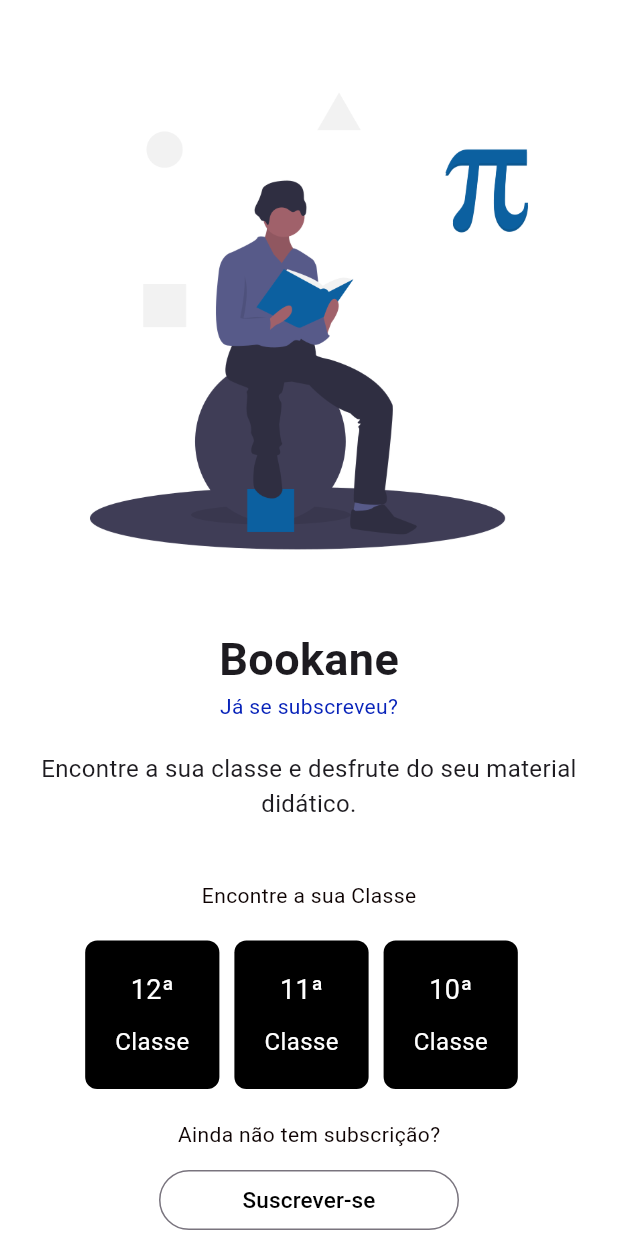
After one commit to Tomasiagit/Bookane_code, a Flutter app: the OverViewPage screen opened by its route, on a phone screen of 412 x 824 dp. The commit adds this screen. Run offline on Flutter 3.47's test engine with Material 3 defaults, Android fonts, the phone set to English and light mode, and no system bars; our stand-ins replace cached_network_image, cloud_firestore, firebase_auth, firebase_core, firebase_database, flutter_cache_manager and 3 more; missing offline and left inert: encrypt, pointycastle, syncfusion_flutter_pdfviewer; accounts and stored records are empty; Roboto replaces fonts that are missing (Poppins).

Commit message:
new view

```diff
--- a/lib/api_controller/base_api_url.dart
+++ b/lib/api_controller/base_api_url.dart
@@ -8,9 +8,9 @@
   static const loginApiUrl = '$_baseApiUrl/login';
   static const cadastrarUserApiUrl = '$_baseApiUrl/users';
   static const visualizarUserApiUrl = '$_baseApiUrl/users';
-  static const apagarUserApiUrl = '$_baseApiUrl/users';
-  static const editarUserApiUrl = '$_baseApiUrl/users';
-  static const infoEstudanteApiUrl = '$_baseApiUrl/auth/me';
+ // static const apagarUserApiUrl = '$_baseApiUrl/users';
+ // static const editarUserApiUrl = '$_baseApiUrl/users';
+  static const dataUserApiUrl = '$_baseApiUrl/api/me';
   //_____________________Livro_Api______________________//
   static const mostrarLivrosApiUrl = '$_baseApiUrl/books';
 //_____________________Classe_Api______________________//
--- a/lib/main.dart
+++ b/lib/main.dart
@@ -10,6 +10,7 @@
 import 'package:bookane/views/home_page.dart';
 import 'package:bookane/views/init_page.dart';
 import 'package:bookane/views/login_page.dart';
+import 'package:bookane/views/overview_page.dart';
 import 'package:bookane/views/profile_page.dart';
 import 'package:bookane/views/recuperar_user_page.dart';
 import 'package:firebase_core/firebase_core.dart';
@@ -53,6 +54,7 @@
         home: const Inicio(),
         routes: {
           InitPage.routeName: (context) => const InitPage(),
+          OverViewPage.routeName:(context) => const OverViewPage(),
           MenuNavBar.routeName: (context) => const MenuNavBar(),
           HomePage.routeName: (context) => const HomePage(),
           BooksPage.routeName: (context) => const BooksPage(grade: "12classe"),
--- a/lib/models/profile.dart
+++ b/lib/models/profile.dart
@@ -1,48 +1,51 @@
 class Profile {
   int? id;
-  String? fullName;
+  String? name;
   String? email;
-  String? emailVerifiedAt;
-  String? classId;
-  String? roleId;
-  String? createdAt;
-  String? updatedAt;
-  String? deletedAt;
+  String? role_id;
+ // String? emailVerifiedAt;
+//  String? classId;
+  // String? createdAt;
+  // String? updatedAt;
+  // String? deletedAt;
 
   Profile(
       {this.id,
-      this.fullName,
+      this.name,
       this.email,
-      this.emailVerifiedAt,
-      this.classId,
-      this.roleId,
-      this.createdAt,
-      this.updatedAt,
-      this.deletedAt});
+        this.role_id,
+      // this.emailVerifiedAt,
+      // this.classId,
+      // this.createdAt,
+      // this.updatedAt,
+      // this.deletedAt
+      });
 
   Profile.fromJson(Map<String, dynamic> json) {
     id = json['id'];
-    fullName = json['full_name'];
+    name = json['name'];
     email = json['email'];
-    emailVerifiedAt = json['email_verified_at'];
-    classId = json['class_id'];
-    roleId = json['role_id'];
-    createdAt = json['created_at'];
-    updatedAt = json['updated_at'];
-    deletedAt = json['deleted_at'];
+    role_id = json['role_id'];
+    // emailVerifiedAt = json['email_verified_at'];
+    // classId = json['class_id'];
+    //
+    // createdAt = json['created_at'];
+    // updatedAt = json['updated_at'];
+    // deletedAt = json['deleted_at'];
   }
 
   Map<String, dynamic> toJson() {
     final Map<String, dynamic> data = new Map<String, dynamic>();
     data['id'] = this.id;
-    data['full_name'] = this.fullName;
+    data['name'] = this.name;
     data['email'] = this.email;
-    data['email_verified_at'] = this.emailVerifiedAt;
-    data['class_id'] = this.classId;
-    data['role_id'] = this.roleId;
-    data['created_at'] = this.createdAt;
-    data['updated_at'] = this.updatedAt;
-    data['deleted_at'] = this.deletedAt;
+    data['role_id'] = this.role_id;
+    // data['email_verified_at'] = this.emailVerifiedAt;
+    // data['class_id'] = this.classId;
+    // data['role_id'] = this.roleId;
+    // data['created_at'] = this.createdAt;
+    // data['updated_at'] = this.updatedAt;
+    // data['deleted_at'] = this.deletedAt;
     return data;
   }
 }
--- /dev/null
+++ b/lib/views/overview_page.dart
@@ -0,0 +1,261 @@
+
+import 'package:bookane/provider.dart/books_controller.dart';
+import 'package:bookane/views/login_page.dart';
+import 'package:bookane/views/register_page.dart';
+import 'package:flutter/material.dart';
+import 'package:get/get.dart';
+import 'package:flutter_cache_manager/flutter_cache_manager.dart';
+import '../views/components/card_classe.dart';
+
+
+
+class OverViewPage extends StatefulWidget {
+  static const String routeName = '/OverViewPage';
+  const OverViewPage({super.key});
+
+  State<OverViewPage> createState() => _OverViewPageState();
+}
+
+class _OverViewPageState extends State<OverViewPage> {
+//  late AnimationController _controller;
+  late PageController _pageViewController;
+  late TabController _tabController;
+  int _currentPageIndex = 0;
+  int _currentPage = 1;
+  int _totalPages = 0;
+  final bookController = Get.put(BooksController());
+
+  @override
+  void initState() {
+    super.initState();
+    _pageViewController = PageController();
+    //_tabController = TabController(length: 3, vsync: this);
+  }
+
+  @override
+  void didChangeDependencies() {
+    super.didChangeDependencies();
+    //  _controller = AnimationController(vsync: this);
+    bookController.getAllBooks("12classe");
+  }
+
+  @override
+  void dispose() async{
+    // _controller.dispose();
+    super.dispose();
+    await DefaultCacheManager().emptyCache();
+    _pageViewController.dispose();
+    _tabController.dispose();
+
+  }
+
+  @override
+  Widget build(BuildContext context) {
+    var widthSize = MediaQuery.of(context).size.width;
+    return Scaffold(
+      backgroundColor: Colors.white,
+      body: SafeArea(
+        child: Column(
+          mainAxisAlignment: MainAxisAlignment.center,
+          children: [
+            const SizedBox(
+              height: 20,
+            ),
+
+            Expanded(
+
+              child: SizedBox(
+                height: 200.0,
+                child: PageView(
+                    controller: _pageViewController,
+                    onPageChanged: _handlePageViewChanged,
+                    children: [
+
+                      Container(
+                        margin: const EdgeInsets.all(6.0),
+                        decoration: BoxDecoration(
+                          borderRadius: BorderRadius.circular(8.0),
+                          image: const DecorationImage(
+                            image: AssetImage(
+                              'assets/imagem2.png',
+                            ),
+                            fit: BoxFit.fitHeight,
+                          ),
+                        ),
+                      ),
+                      Container(
+                        margin: const EdgeInsets.all(6.0),
+                        decoration: BoxDecoration(
+                          borderRadius: BorderRadius.circular(8.0),
+                          image: const DecorationImage(
+                            image: AssetImage('assets/nobackground.png'),
+                            fit: BoxFit.fitHeight,
+                          ),
+                        ),
+                      ),
+
+                      Container(
+                          margin: const EdgeInsets.all(6.0),
+                          decoration: BoxDecoration(
+                              borderRadius: BorderRadius.circular(8.0),
+                              image: const DecorationImage(
+                                image: AssetImage('assets/imagem3.png'),
+                                fit: BoxFit.fitHeight,
+                              ))),
+                    ]
+
+                ),
+              ),
+            ),
+
+            const SizedBox(
+              height: 10,
+            ),
+            const Text(
+              'Bookane',
+              style: TextStyle(
+                fontWeight: FontWeight.bold,
+                fontSize: 30,
+                fontFamily: 'Poppins',
+                // color: const Color(0xFF0C60A0),
+              ),
+            ),
+            const Text(
+              'Já se subscreveu?',
+              textAlign: TextAlign.start,
+              style:
+              TextStyle(color: Color.fromARGB(255, 8, 35, 185), fontSize: 14),
+            ),
+            const Padding(
+              padding: EdgeInsets.all(20.0),
+              child: Text(
+                'Encontre a sua classe e desfrute do seu material didático.',
+                textAlign: TextAlign.center,
+                style: TextStyle(
+                  fontWeight: FontWeight.normal,
+                  fontSize: 16,
+                  fontFamily: 'Poppins',
+                ),
+              ),
+            ),
+            const SizedBox(
+              height: 20,
+            ),
+            const Text(
+              'Encontre a sua Classe',
+              textAlign: TextAlign.start,
+              style:
+              TextStyle(color: Color.fromARGB(255, 14, 3, 3), fontSize: 14),
+            ),
+            const Padding(
+              padding: const EdgeInsets.symmetric(
+                vertical: 20,
+              ),
+              child: Row(
+                mainAxisAlignment: MainAxisAlignment.center,
+                children: [
+                  CardClasse(grade: '12classe', ordinary:'12ª'),
+                  SizedBox(
+                    width: 10,
+                  ),
+                  CardClasse(grade: '11classe', ordinary:'11ª'),
+                  SizedBox(
+                    width: 10,
+                  ),
+                  CardClasse(grade: '10classe', ordinary:'10ª'),
+
+
+
+                  SizedBox(
+                    width: 10,
+                  ),
+                ],
+              ),
+            ),
+            const Text(
+              'Ainda não tem subscrição?',
+              textAlign: TextAlign.start,
+              style: TextStyle(
+                color: Color.fromARGB(255, 14, 3, 3),
+                fontSize: 14,
+              ),
+            ),
+            const SizedBox(
+              height: 10,
+            ),
+            // SizedBox(
+            //   width: 200,
+            //   child: ElevatedButton(
+            //     onPressed: () {
+            //       Navigator.of(context).push(
+            //         MaterialPageRoute(builder: (context) {
+            //           return const LoginPage();
+            //         }),
+            //       );
+            //     },
+            //     // => Get.to(() => const UpdateProfileScreen()
+            //     style: ElevatedButton.styleFrom(
+            //       backgroundColor: const Color(0xFF0C60A0),
+            //       side: BorderSide.none,
+            //       shape: const StadiumBorder(),
+            //     ),
+            //     child: const Text(
+            //       'Entrar',
+            //       style: TextStyle(
+            //         color: Colors.white,
+            //         fontSize: 15,
+            //       ),
+            //     ),
+            //   ),
+            // ),
+            SizedBox(
+              width: 200,
+              child: OutlinedButton(
+                onPressed: () {
+                  Navigator.of(context).push(
+                    MaterialPageRoute(builder: (context) {
+                      return const RegisterPage();
+                    }),
+                  );
+                },
+                // => Get.to(() => const UpdateProfileScreen()
+                style: OutlinedButton.styleFrom(
+                  // backgroundColor: Color.fromARGB(255, 138, 133, 135),
+                  // side: BorderSide.none,
+                  shape: const StadiumBorder(),
+                ),
+                child: const Text(
+                  'Suscrever-se',
+                  style: TextStyle(
+                    color: Colors.black,
+                    fontSize: 15,
+                  ),
+                ),
+              ),
+            ),
+          ],
+        ),
+      ),
+      resizeToAvoidBottomInset: false,
+    );
+  }
+
+  void _handlePageViewChanged(int currentPageIndex) {
+    // if (!_isOnDesktopAndWeb) {
+    //   return;
+    // }
+    _tabController.index = currentPageIndex;
+    setState(() {
+      _currentPageIndex = currentPageIndex;
+    });
+  }
+
+  void _updateCurrentPageIndex(int index) {
+    _tabController.index = index;
+    _pageViewController.animateToPage(
+      index,
+      duration: const Duration(milliseconds: 400),
+      curve: Curves.easeInOut,
+    );
+  }
+}
--- a/lib/views/tipo_subcricao.dart
+++ b/lib/views/tipo_subcricao.dart
@@ -11,6 +11,7 @@
 
 class _TipoSubcricaoState extends State<TipoSubcricao> {
   @override
+
   Widget build(BuildContext context) {
     return Scaffold(
         appBar: AppBar(
```
Also changed, not shown: lib/firebase_implementation/firebase_auth_services.dart (+27 -29 lines), lib/models/user_model.dart (+8 -8 lines), lib/provider.dart/profile_provider.dart (+32 -35 lines), lib/provider.dart/user_provider.dart (+47 -0 lines), lib/views/profile_page.dart (+46 -24 lines), 4 other files.
